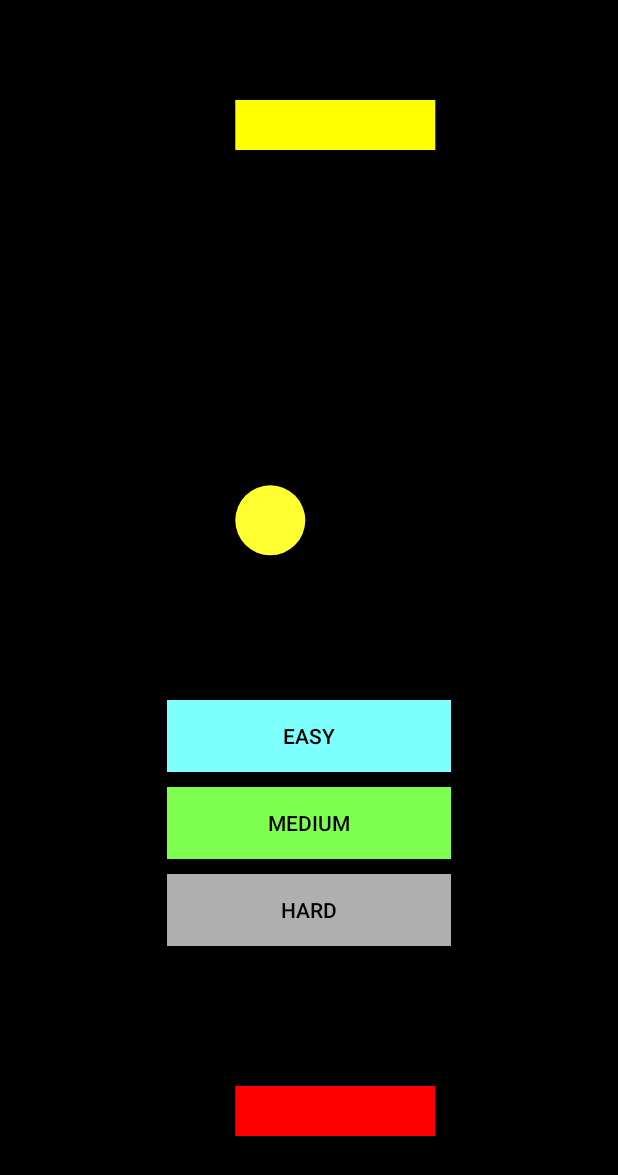
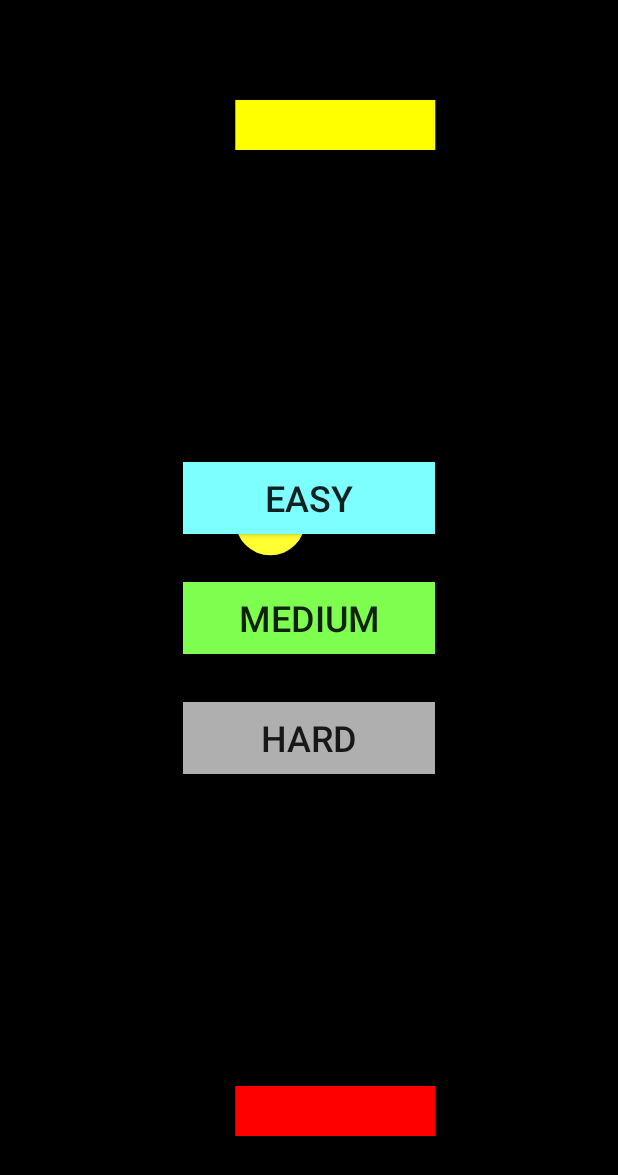
Before and after one commit to spartanhaden/Pong, an Android app: the DifficultyLevel screen opened directly, with no data from a screen before it, on a phone screen of 412 x 824 dp. Shown: the top 1175 px of the screen. Run offline under Robolectric (Android 15) with nearby library versions, the phone set to English and light mode, and no system bars.

Commit message:
Updated style and reformatted code. Made minor changes to xml for better device compatibility.

```diff
--- a/app/src/main/java/com/hadenw/pong/DifficultyLevel.java
+++ b/app/src/main/java/com/hadenw/pong/DifficultyLevel.java
@@ -6,39 +6,36 @@ import android.os.Bundle;
 import android.view.View;
 import android.widget.Button;
 
+public class DifficultyLevel extends Activity implements View.OnClickListener {
+	public static float difficultyLevel;
 
-public class DifficultyLevel extends Activity implements View.OnClickListener {
-    public static float difficultyLevel;
 	@Override
 	protected void onCreate(Bundle savedInstanceState) {
 		super.onCreate(savedInstanceState);
 		setContentView(R.layout.activity_difficulty_level);
-		final Button settingsButton = (Button) findViewById(R.id.button_Easy);
-		settingsButton.setOnClickListener(this);
-		final Button settingsButton1 = (Button) findViewById(R.id.button_medium);
-		settingsButton1.setOnClickListener(this);
-		final Button settingsButton2 = (Button) findViewById(R.id.button_Hard);
-		settingsButton2.setOnClickListener(this);
+
+		final Button easyButton = (Button) findViewById(R.id.button_easy);
+		final Button mediumButton = (Button) findViewById(R.id.button_medium);
+		final Button hardButton = (Button) findViewById(R.id.button_hard);
+		easyButton.setOnClickListener(this);
+		mediumButton.setOnClickListener(this);
+		hardButton.setOnClickListener(this);
 	}
 
 	@Override
 	public void onClick(View v) {
+		startActivity(new Intent(this, Game.class));
 		switch (v.getId()) {
-			case R.id.button_Easy:
-                difficultyLevel = 5f;
-				startActivity(new Intent(this, Easy.class));
-                finish();
+			case R.id.button_easy:
+				difficultyLevel = 5f;
 				break;
 			case R.id.button_medium:
-				startActivity(new Intent(this, Easy.class));
-                difficultyLevel = 10f;
-                finish();
+				difficultyLevel = 10f;
 				break;
-			case R.id.button_Hard:
-				startActivity(new Intent(this, Easy.class));
-                difficultyLevel = 15f;
-                finish();
+			case R.id.button_hard:
+				difficultyLevel = 15f;
 				break;
 		}
+		finish();
 	}
 }
--- a/app/src/main/java/com/hadenw/pong/MenuAnimationView.java
+++ b/app/src/main/java/com/hadenw/pong/MenuAnimationView.java
@@ -11,18 +11,18 @@ import android.view.View;
  * Created by Robin Onsay on 12/31/2014.
  */
 public class MenuAnimationView extends View {
-    private float opponentX = 0f;
-    private float playerX = 0f;
-    private float paddleWidth = 200f;
-    private float paddleHeight = 50f;
-    public RectF playerPaddle = new RectF(playerX - paddleWidth, getHeight() - paddleHeight - 100f, playerX + paddleWidth, getHeight() - 100f);
-    private RectF opponentPaddle = new RectF(opponentX - paddleWidth, 100f, opponentX + paddleWidth, paddleHeight + 100f);
+	private final float paddleWidth = 200f;
+	private final float paddleHeight = 50f;
 	private float ballX = 250f;
 	private float ballY = 500f;
 	private float ballXVelocity = 5f;
 	private float ballYVelocity = 5f;
 	private float ballRadius = 35f;
-    public RectF ball = new RectF(ballX - ballRadius, ballY - ballRadius, ballX + ballRadius, ballY + ballRadius);
+	private RectF ball = new RectF(ballX - ballRadius, ballY - ballRadius, ballX + ballRadius, ballY + ballRadius);
+	private float playerX = 0f;
+	private RectF playerPaddle = new RectF(playerX - paddleWidth, getHeight() - paddleHeight - 100f, playerX + paddleWidth, getHeight() - 100f);
+	private float opponentX = 0f;
+	private RectF opponentPaddle = new RectF(opponentX - paddleWidth, 100f, opponentX + paddleWidth, paddleHeight + 100f);
 	private Paint ballColor = new Paint();
 	private Paint playerColor = new Paint();
 	private Paint opponentColor = new Paint();
@@ -42,7 +42,7 @@ public class MenuAnimationView extends View {
 
 	protected void onDraw(Canvas canvas) {
 		physics();
-        ballColor.setARGB(255, 255,  255, 50);
+		ballColor.setARGB(255, 255, 255, 50);
 		playerColor.setARGB(255, 255, 0, 0);
 		opponentColor.setARGB(255, 255, 255, 0);
 		canvas.drawOval(ball, ballColor);
@@ -54,9 +54,9 @@ public class MenuAnimationView extends View {
 	private void physics() {
 		ballX += ballXVelocity;
 		ballY += ballYVelocity;
-        if((ball.left>=playerPaddle.left)&&(ball.right<=playerPaddle.right)&&
-                (ballY >= playerPaddle.top)&&(ballY>playerPaddle.bottom))
-            ballY = playerPaddle.top-ballRadius;
+		if ((ball.left >= playerPaddle.left) && (ball.right <= playerPaddle.right) &&
+				(ballY >= playerPaddle.top) && (ballY > playerPaddle.bottom))
+			ballY = playerPaddle.top - ballRadius;
 		setBall();
 		setPlayerPaddle();
 		setOpponentPaddle();
@@ -66,34 +66,34 @@ public class MenuAnimationView extends View {
 		}
 		getBallVelocity();
 	}
-    private void setBall(){
+
+	private void setBall() {
 		ball.set(ballX - ballRadius, ballY - ballRadius, ballX + ballRadius, ballY + ballRadius);
 	}
-    private void setPlayerPaddle(){
-        if(ball.left+paddleWidth>=getWidth())
-            playerPaddle.set(getWidth()-paddleWidth, getHeight() - paddleHeight - 100f,
+
+	private void setPlayerPaddle() {
+		if (ball.left + paddleWidth >= getWidth())
+			playerPaddle.set(getWidth() - paddleWidth, getHeight() - paddleHeight - 100f,
 					getWidth(), getHeight() - 100f);
-
 		else
 			playerPaddle.set(ball.left, getHeight() - paddleHeight - 100f, ball.left + paddleWidth, getHeight() - 100f);
 	}
-    private void setOpponentPaddle(){
-        if(ball.left+paddleWidth>=getWidth())
-            opponentPaddle.set(getWidth()-paddleWidth, 100f, getWidth(), paddleHeight + 100f);
 
+	private void setOpponentPaddle() {
+		if (ball.left + paddleWidth >= getWidth())
+			opponentPaddle.set(getWidth() - paddleWidth, 100f, getWidth(), paddleHeight + 100f);
 		else
 			opponentPaddle.set(ball.left, 100f, ball.left + paddleWidth, paddleHeight + 100f);
 	}
 
-    private void getBallVelocity(){
-
-        if((ball.left>=playerPaddle.left)&&(ball.right<=playerPaddle.right)&&
-                (ball.bottom >= playerPaddle.top)&&(ball.bottom<=playerPaddle.top+ballYVelocity)) {
-            ballXVelocity = (Math.random()>0.5)?ballXVelocity:-ballXVelocity;
+	private void getBallVelocity() {
+		if ((ball.left >= playerPaddle.left) && (ball.right <= playerPaddle.right) &&
+				(ball.bottom >= playerPaddle.top) && (ball.bottom <= playerPaddle.top + ballYVelocity)) {
+			ballXVelocity = (Math.random() > 0.5) ? ballXVelocity : -ballXVelocity;
 			ballYVelocity = -ballYVelocity;
 		}
-        if(((ball.left>=opponentPaddle.left)&&(ball.right<=opponentPaddle.right))&&(ball.top <= opponentPaddle.bottom)) {
-            ballXVelocity = (Math.random()>0.5)?ballXVelocity:-ballXVelocity;
+		if (((ball.left >= opponentPaddle.left) && (ball.right <= opponentPaddle.right)) && (ball.top <= opponentPaddle.bottom)) {
+			ballXVelocity = (Math.random() > 0.5) ? ballXVelocity : -ballXVelocity;
 			ballYVelocity = Math.abs(ballYVelocity);
 		}
 		if (ball.right >= getWidth())
--- a/app/src/main/res/layout/activity_difficulty_level.xml
+++ b/app/src/main/res/layout/activity_difficulty_level.xml
@@ -4,53 +4,52 @@
 			 android:layout_height="match_parent"
 			 android:background="#ff000000"
 			 tools:context=".FullscreenActivity">
-    <FrameLayout  xmlns:android="http://schemas.android.com/apk/res/android"
+
+	<FrameLayout xmlns:android="http://schemas.android.com/apk/res/android"
 				 xmlns:tools="http://schemas.android.com/tools"
 				 tools:context="com.hadenw.pong.MenuAnimationView"
 				 android:layout_width="match_parent"
 				 android:layout_height="match_parent">
+
 		<com.hadenw.pong.MenuAnimationView
 				android:layout_width="match_parent"
-            android:layout_height="match_parent"
-            />
+				android:layout_height="match_parent"/>
 	</FrameLayout>
+
 	<LinearLayout
 			android:orientation="vertical"
-        android:layout_width="fill_parent"
-        android:layout_height="357dp"
-        android:layout_gravity="center_horizontal|bottom">
+			android:layout_width="200dp"
+			android:layout_height="wrap_content"
+			android:layout_gravity="center">
 
 		<Button
-            android:layout_marginBottom="10dp"
-            android:layout_width="189dp"
+				android:id="@+id/button_easy"
+				android:textSize="24sp"
+				android:layout_margin="@dimen/activity_vertical_margin"
+				android:layout_width="fill_parent"
 				android:layout_height="wrap_content"
-            android:text="Easy"
-            android:id="@+id/button_Easy"
-            android:layout_gravity="center_horizontal"
-            android:background="#ff7dfffc"
-            android:textColor="#ff000000"
-            android:clickable="true" />
+				android:text="@string/easy"
+				android:background="#ff7dffff"
+				android:clickable="true"/>
 
 		<Button
-            android:layout_marginBottom="10dp"
-            android:layout_width="189dp"
+				android:id="@+id/button_medium"
+				android:textSize="24sp"
+				android:layout_margin="@dimen/activity_vertical_margin"
+				android:layout_width="fill_parent"
 				android:layout_height="wrap_content"
-            android:text="Medium"
-            android:id="@+id/button_medium"
-            android:layout_gravity="center_horizontal|top"
-            android:textColor="#ff000000"
+				android:text="@string/medium"
 				android:background="#ff7eff50"
-            android:clickable="true" />
+				android:clickable="true"/>
 
 		<Button
-            android:layout_width="189dp"
+				android:id="@+id/button_hard"
+				android:textSize="24sp"
+				android:layout_margin="@dimen/activity_vertical_margin"
+				android:layout_width="fill_parent"
 				android:layout_height="wrap_content"
-            android:layout_gravity="center_horizontal|top"
-            android:id="@+id/button_Hard"
-            android:text="Hard"
-            android:textColor="#ff000000"
+				android:text="@string/hard"
 				android:background="#ffafafaf"
-            android:clickable="true" />
-
+				android:clickable="true"/>
 	</LinearLayout>
 </FrameLayout>
--- a/app/src/main/res/values/attrs.xml
+++ b/app/src/main/res/values/attrs.xml
@@ -1,12 +1,10 @@
 <resources>
-
 	<!-- Declare custom theme attributes that allow changing which styles are
 		 used for button bars depending on the API level.
 		 ?android:attr/buttonBarStyle is new as of API 11 so this is
 		 necessary to support previous API levels. -->
 	<declare-styleable name="ButtonBarContainerTheme">
-        <attr name="metaButtonBarStyle" format="reference" />
-        <attr name="metaButtonBarButtonStyle" format="reference" />
+		<attr name="metaButtonBarStyle" format="reference"/>
+		<attr name="metaButtonBarButtonStyle" format="reference"/>
 	</declare-styleable>
-
 </resources>
--- a/app/src/main/res/values/colors.xml
+++ b/app/src/main/res/values/colors.xml
@@ -1,5 +1,3 @@
 <resources>
-
-    <color name="black_overlay">#66000000</color>
-
+	<color name="black_overlay">#66000000</color>
 </resources>
--- a/app/src/main/res/values/strings.xml
+++ b/app/src/main/res/values/strings.xml
@@ -1,6 +1,5 @@
 <?xml version="1.0" encoding="utf-8"?>
 <resources>
-
 	<string name="app_name">Pong</string>
 	<string name="title_activity_single_player">SinglePlayer</string>
 	<string name="player_score">Score: </string>
@@ -14,5 +13,7 @@
 	<string name="title_activity_easy">Easy</string>
 	<string name="title_activity_medium">Medium</string>
 	<string name="title_activity_hard">Hard</string>
-
+	<string name="easy">Easy</string>
+	<string name="medium">Medium</string>
+	<string name="hard">Hard</string>
 </resources>
```
Also changed, not shown: app/src/main/AndroidManifest.xml (+7 -7 lines), app/src/main/java/com/hadenw/pong/Easy.java (deleted, +0 -32 lines), app/src/main/java/com/hadenw/pong/Game.java (added, +30 -0 lines), app/src/main/java/com/hadenw/pong/GameView.java (+42 -38 lines), app/src/main/res/layout/activity_easy.xml (+6 -5 lines), app/src/main/res/layout/activity_menu.xml (+7 -7 lines), app/src/main/res/menu/menu_difficulty_level.xml (+8 -4 lines), app/src/main/res/menu/menu_easy.xml (+8 -4 lines), app/src/main/res/menu/menu_hard.xml (+8 -4 lines), app/src/main/res/menu/menu_medium.xml (+8 -4 lines), app/src/main/res/menu/menu_single_player.xml (+5 -4 lines). Lines whose indentation alone changed are shown as unchanged.
